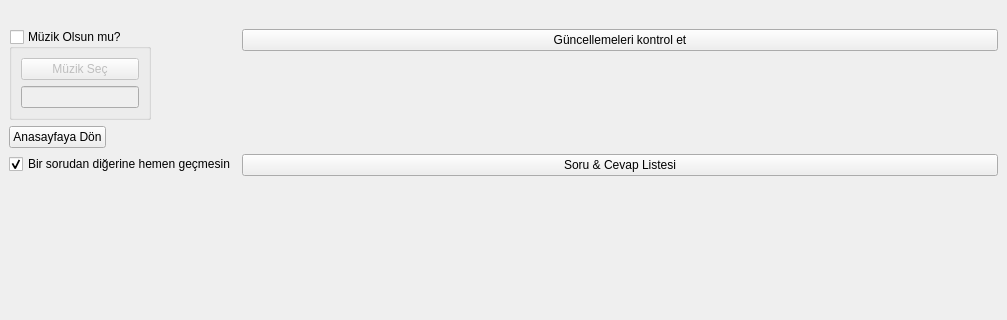
atakli/BilgiYarismasi, file stackedwidget.ui: the form before one commit; both pictures show x 0 to 1007 and y 0 to 320 of the 1007 by 841 pixel window.
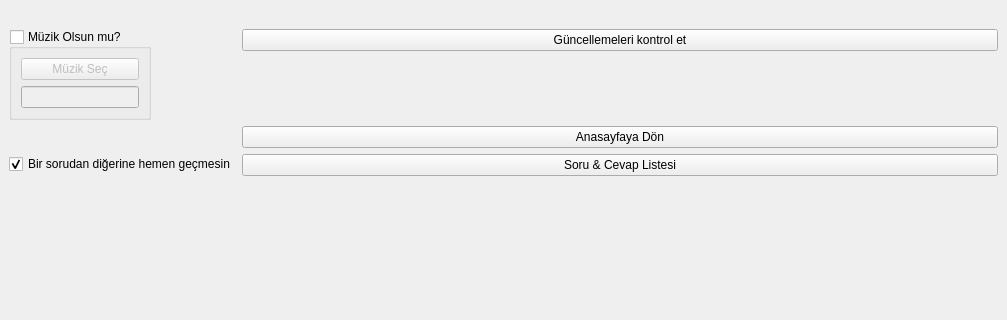
The form after the commit.

Diff of the .ui file:
```diff
--- a/stackedwidget.ui
+++ b/stackedwidget.ui
@@ -102,7 +102,7 @@
       </property>
      </widget>
     </item>
-    <item row="2" column="0">
+    <item row="2" column="1">
      <widget class="QPushButton" name="returnToMainPagePushButton">
       <property name="sizePolicy">
        <sizepolicy hsizetype="Minimum" vsizetype="Fixed">
```
